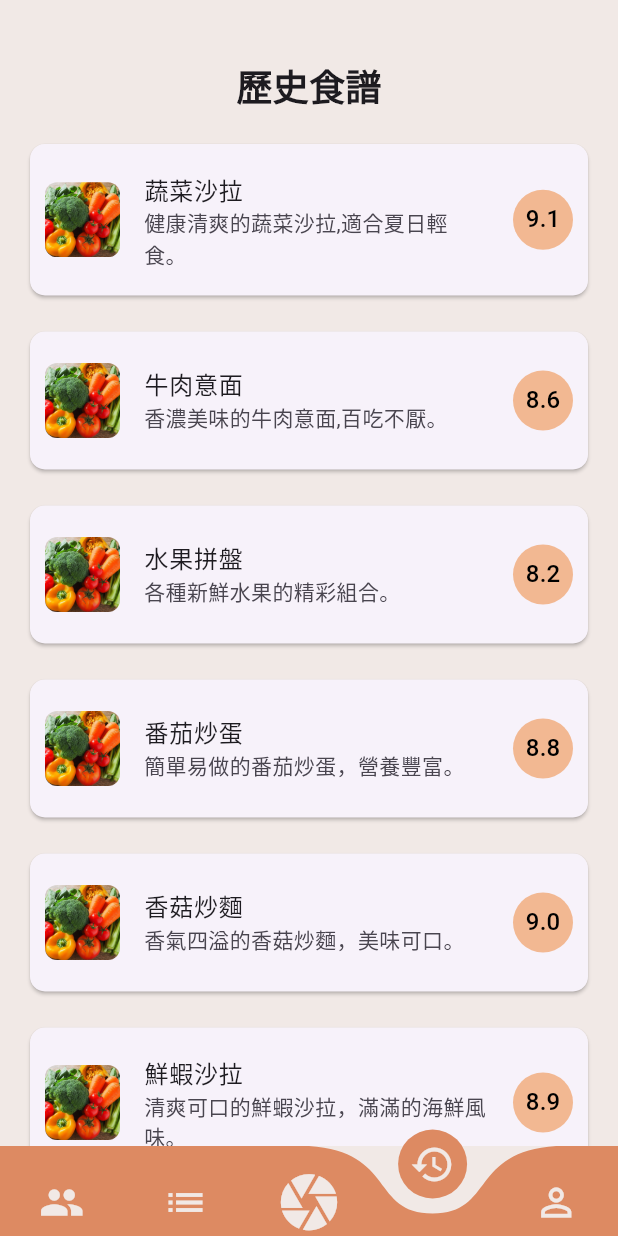
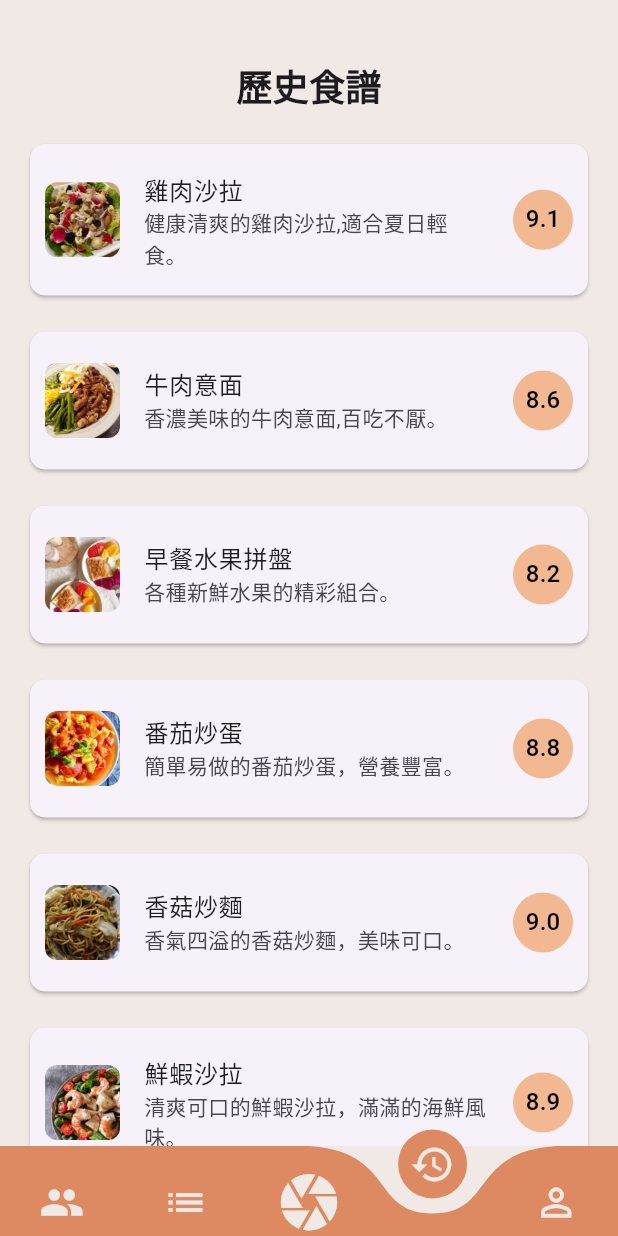
Before and after one commit to AaliyahWu/RecipeGPT, a Flutter app: the HomePage screen opened directly, item 4 of the bottom bar chosen, on a phone screen of 412 x 824 dp. Run offline on Flutter 3.47's test engine with Material 3 defaults, Android fonts, the phone set to English and light mode, and no system bars; our stand-ins replace camera, carousel_slider, curved_navigation_bar, get, image_cropper, image_picker and 2 more; missing offline and left inert: flutter_tflite, mysql1; project files that could hold a hidden picture were left out.

Commit message:
加上範例圖片、User畫面修改

```diff
--- a/lib/homepage.dart
+++ b/lib/homepage.dart
@@ -33,7 +33,7 @@ class _HomePageState extends State<HomePage> {
   TextEditingController _controller = TextEditingController();
   List<String> userInputList = [];
 
-  bool _isNotificationEnabled = false; // 管理通知開關狀態
+  bool _isNotificationEnabled = true; // 管理通知開關狀態(預設開)
 
   @override
   Widget build(BuildContext context) {
@@ -135,12 +135,14 @@ class _HomePageState extends State<HomePage> {
               SizedBox(height: 20),
               Expanded(
                 child: ListView.builder(
-            itemCount: userInputList.length + 1, // Including the pre-saved data
+                  itemCount:
+                      userInputList.length + 1, // Including the pre-saved data
                   itemBuilder: (context, index) {
                     if (index == 0) {
                       // Pre-saved data
                       return Padding(
-                  padding: const EdgeInsets.symmetric(horizontal: 16.0, vertical: 8.0),
+                        padding: const EdgeInsets.symmetric(
+                            horizontal: 16.0, vertical: 8.0),
                         child: Card(
                           shape: RoundedRectangleBorder(
                             borderRadius: BorderRadius.circular(10),
@@ -152,7 +154,8 @@ class _HomePageState extends State<HomePage> {
                               style: TextStyle(fontSize: 18.0),
                             ),
                             trailing: IconButton(
-                        icon: Icon(Icons.delete, color: Color(0xFFF2B892)),
+                              icon:
+                                  Icon(Icons.delete, color: Color(0xFFF2B892)),
                               onPressed: () {
                                 setState(() {
                                   // Handle delete action for pre-saved data if needed
@@ -165,7 +168,8 @@ class _HomePageState extends State<HomePage> {
                     } else {
                       // User input data
                       return Padding(
-                  padding: const EdgeInsets.symmetric(horizontal: 16.0, vertical: 8.0),
+                        padding: const EdgeInsets.symmetric(
+                            horizontal: 16.0, vertical: 8.0),
                         child: Card(
                           shape: RoundedRectangleBorder(
                             borderRadius: BorderRadius.circular(10),
@@ -177,7 +181,8 @@ class _HomePageState extends State<HomePage> {
                               style: TextStyle(fontSize: 18.0),
                             ),
                             trailing: IconButton(
-                        icon: Icon(Icons.delete, color: Color(0xFFF2B892)),
+                              icon:
+                                  Icon(Icons.delete, color: Color(0xFFF2B892)),
                               onPressed: () {
                                 setState(() {
                                   userInputList.removeAt(index - 1);
@@ -315,22 +320,21 @@ class _HomePageState extends State<HomePage> {
       //   ),
       // );
 
-
       case 2:
         List<PopularItem> dummyPopularItems() {
           return [
             PopularItem(
-              imageUrl: 'assets/image/food.jpg',
+              imageUrl: 'assets/food/food1.jpg',
               title: '番茄炒蛋',
               rating: 4.5,
             ),
             PopularItem(
-              imageUrl: 'assets/image/food.jpg',
+              imageUrl: 'assets/food/food2.jpg',
               title: '牛肉炒飯',
               rating: 4.0,
             ),
             PopularItem(
-              imageUrl: 'assets/image/food.jpg',
+              imageUrl: 'assets/food/food3.jpg',
               title: '炒高麗菜',
               rating: 4.2,
             ),
@@ -370,9 +374,9 @@ class _HomePageState extends State<HomePage> {
                           viewportFraction: 0.8,
                         ),
                         items: [
-                          {'image': 'assets/image/food.jpg', 'title': '雞肉沙拉'},
-                          {'image': 'assets/image/food.jpg', 'title': '蔬菜湯'},
-                          {'image': 'assets/image/food.jpg', 'title': '水果拼盤'},
+                          {'image': 'assets/food/food4.jpg', 'title': '雞肉沙拉'},
+                          {'image': 'assets/food/food5.jpg', 'title': '蔬菜湯'},
+                          {'image': 'assets/food/food6.jpg', 'title': '早餐水果拼盤'},
                         ].map((item) {
                           final imageUrl = item['image'] ?? '';
                           final title = item['title'] ?? '';
@@ -568,37 +572,37 @@ class _HomePageState extends State<HomePage> {
       case 3:
         List<Map<String, dynamic>> historicalRecipes = [
           {
-            'imageUrl': 'assets/image/food.jpg',
-            'title': '蔬菜沙拉',
-            'description': '健康清爽的蔬菜沙拉,適合夏日輕食。',
+            'imageUrl': 'assets/food/food4.jpg',
+            'title': '雞肉沙拉',
+            'description': '健康清爽的雞肉沙拉,適合夏日輕食。',
             'rating': 9.1,
           },
           {
-            'imageUrl': 'assets/image/food.jpg',
+            'imageUrl': 'assets/food/food7.jpg',
             'title': '牛肉意面',
             'description': '香濃美味的牛肉意面,百吃不厭。',
             'rating': 8.6,
           },
           {
-            'imageUrl': 'assets/image/food.jpg',
-            'title': '水果拼盤',
+            'imageUrl': 'assets/food/food6.jpg',
+            'title': '早餐水果拼盤',
             'description': '各種新鮮水果的精彩組合。',
             'rating': 8.2,
           },
           {
-            'imageUrl': 'assets/image/food.jpg',
+            'imageUrl': 'assets/food/food1.jpg',
             'title': '番茄炒蛋',
             'description': '簡單易做的番茄炒蛋，營養豐富。',
             'rating': 8.8,
           },
           {
-            'imageUrl': 'assets/image/food.jpg',
+            'imageUrl': 'assets/food/food8.jpg',
             'title': '香菇炒麵',
             'description': '香氣四溢的香菇炒麵，美味可口。',
             'rating': 9.0,
           },
           {
-            'imageUrl': 'assets/image/food.jpg',
+            'imageUrl': 'assets/food/food9.jpg',
             'title': '鮮蝦沙拉',
             'description': '清爽可口的鮮蝦沙拉，滿滿的海鮮風味。',
             'rating': 8.9,
@@ -628,6 +632,7 @@ class _HomePageState extends State<HomePage> {
                       padding: const EdgeInsets.symmetric(
                           horizontal: 16.0, vertical: 8.0),
                       child: Card(
+                        //color: Color(0xFFf1e9e6),
                         shape: RoundedRectangleBorder(
                           borderRadius: BorderRadius.circular(10),
                         ),
@@ -698,7 +703,7 @@ class _HomePageState extends State<HomePage> {
                             width: 25,
                             height: 25,
                             decoration: BoxDecoration(
-                              color: Colors.blue,
+                              color: Color(0xFF252620),
                               shape: BoxShape.circle,
                             ),
                             child: Icon(
@@ -728,10 +733,11 @@ class _HomePageState extends State<HomePage> {
                   ElevatedButton(
                     style: ElevatedButton.styleFrom(
                       padding:
-                          EdgeInsets.symmetric(horizontal: 30, vertical: 15),
+                          EdgeInsets.symmetric(horizontal: 30, vertical: 10),
                       textStyle: TextStyle(fontSize: 14),
                     ),
-                    child: Text('編輯個人資料'),
+                    child: Text('編輯個人資料',
+                        style: TextStyle(color: Color(0xFFDD8A62))),
                     onPressed: () {
                       //
                     },
@@ -749,6 +755,9 @@ class _HomePageState extends State<HomePage> {
                         scale: 0.6,
                         child: Switch(
                           value: _isNotificationEnabled,
+                          //activeColor: Color(0xFFDD8A62), // 這裡是開啟狀態下的顏色
+                          inactiveThumbColor: Color(0xFFF2B892), // 這裡是關閉狀態下的顏色
+                          //inactiveTrackColor: Color(0xFFF2B892), // 這裡是背景顏色
                           onChanged: (bool value) {
                             setState(() {
                               _isNotificationEnabled = value;
@@ -767,18 +776,41 @@ class _HomePageState extends State<HomePage> {
                         style: TextStyle(fontSize: 16),
                       ),
                       SizedBox(width: 100),
+                      // ElevatedButton(
+                      //   style: ElevatedButton.styleFrom(
+                      //     backgroundColor: Color(0xFFF2B892),
+                      //     foregroundColor: Colors.white,
+                      //     padding: EdgeInsets.symmetric(horizontal: 20, vertical: 10),
+                      //     textStyle: TextStyle(fontSize: 14),
+                      //   ),
+                      //   child: Text('分享'),
+                      //   onPressed: () {
+                      //     //
+                      //   },
+                      // ),
+
                       ElevatedButton(
+                        onPressed: () async {
+                          // 點擊事件
+                        },
+                        child: Text(
+                          '分享',
+                          style: TextStyle(
+                            color: Colors.white, // 文字顏色
+                          ),
+                        ),
                         style: ElevatedButton.styleFrom(
-                          backgroundColor: Colors.green,
+                          backgroundColor: Color(0xFFF2B892),
                           foregroundColor: Colors.white,
-                          padding: EdgeInsets.symmetric(
-                              horizontal: 25, vertical: 15),
-                          textStyle: TextStyle(fontSize: 14),
+                          minimumSize: Size(52, 30),
+                          textStyle: TextStyle(
+                            letterSpacing: 0,
+                            fontSize: 13,
                           ),
-                        child: Text('分享'),
-                        onPressed: () {
-                          //
-                        },
+                          shape: RoundedRectangleBorder(
+                            borderRadius: BorderRadius.circular(25),
+                          ),
+                        ),
                       ),
                     ],
                   ),
@@ -786,10 +818,11 @@ class _HomePageState extends State<HomePage> {
                   ElevatedButton(
                     style: ElevatedButton.styleFrom(
                       padding:
-                          EdgeInsets.symmetric(horizontal: 100, vertical: 15),
+                          EdgeInsets.symmetric(horizontal: 110, vertical: 10),
                       textStyle: TextStyle(fontSize: 16),
                     ),
-                    child: Text('登出'),
+                    child:
+                        Text('登出', style: TextStyle(color: Color(0xFFDD8A62))),
                     onPressed: () {
                       Navigator.push(
                         context,
--- a/lib/login/onboarding.dart
+++ b/lib/login/onboarding.dart
@@ -81,6 +81,7 @@ class _OnboardingSlideshowState extends State<OnboardingSlideshow> {
                   ),
                   style: ElevatedButton.styleFrom(
                     backgroundColor: Color(0xFFF2B892),
+                    foregroundColor: Colors.white,
                     minimumSize: Size(200, 30),
                     textStyle: TextStyle(
                       letterSpacing: 0,
--- a/lib/login/splash.dart
+++ b/lib/login/splash.dart
@@ -105,6 +105,7 @@ class MealPlannerSplashScreen extends StatelessWidget {
                   ),
                   style: ElevatedButton.styleFrom(
                     backgroundColor: Color(0xFFF2B892),
+                    foregroundColor: Colors.white,
                     minimumSize: Size(200, 30),
                     textStyle: TextStyle(
                       letterSpacing: 0,
```
Also changed, not shown: pubspec.yaml (+9 -1 lines), assets/food/food1.jpg (added), assets/food/food2.jpg (added), assets/food/food3.jpg (added), assets/food/food4.jpg (added), assets/food/food5.jpg (added), assets/food/food6.jpg (added), assets/food/food7.jpg (added), assets/food/food8.jpg (added), assets/food/food9.jpg (added). Lines whose indentation alone changed are shown as unchanged.
